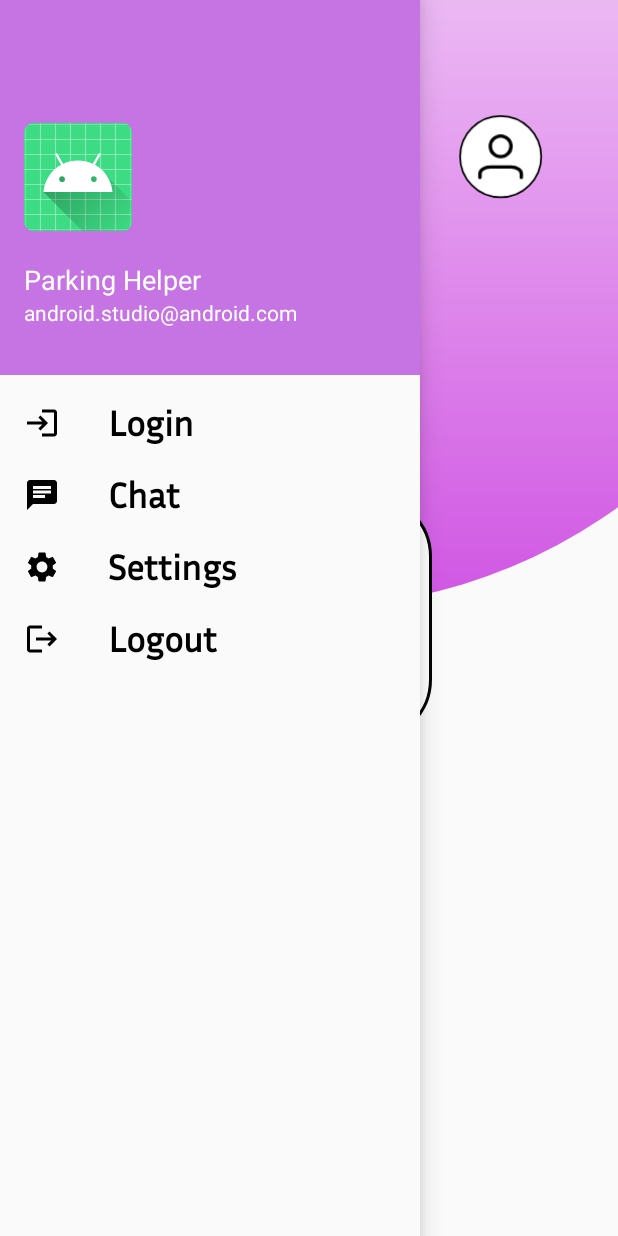
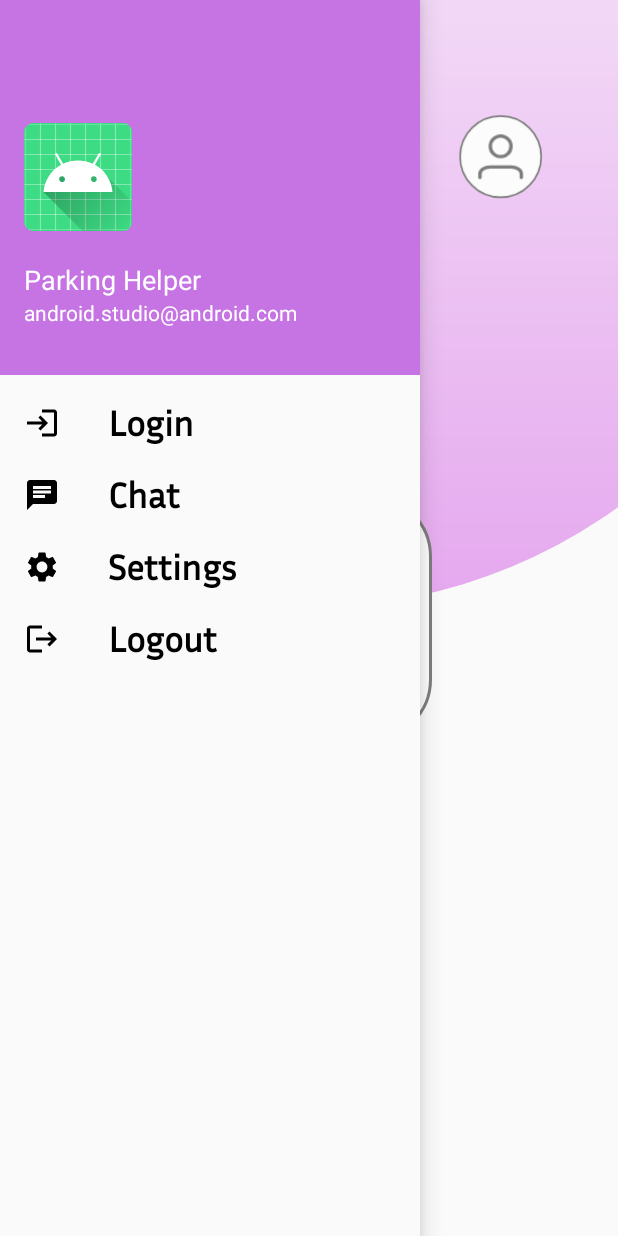
Before and after one commit to HarshAggarwal1/ParkingHelper, an Android app: the screen it shows after launch (MainActivity), after a tap on "Menu Icon Vector", on a phone screen of 412 x 824 dp. Run offline under Robolectric (Android 15) with nearby library versions, the phone set to English and light mode, and no system bars.

Commit message:
Commit: Added Many Files

```diff
--- a/app/src/main/java/com/project/parking_helper/CameraPage.java
+++ b/app/src/main/java/com/project/parking_helper/CameraPage.java
@@ -54,6 +54,7 @@ public class CameraPage extends AppCompatActivity{
     private final String[] permissions = {Manifest.permission.CAMERA, Manifest.permission.WRITE_EXTERNAL_STORAGE, Manifest.permission.READ_EXTERNAL_STORAGE};
     private final int requestCode = 1;
     private boolean permissionsGranted = true;
+    MainActivity mainActivity;
     @Override
     public void onRequestPermissionsResult(int requestCode, @NonNull String[] permissions, @NonNull int[] grantResults) {
         super.onRequestPermissionsResult(requestCode,permissions,grantResults);
@@ -99,11 +100,13 @@ public class CameraPage extends AppCompatActivity{
             finish();
         }
 
+        mainActivity = new MainActivity();
+
         CodeScannerView scannerView = findViewById(R.id.camera_preview);
         mCodeScanner = new CodeScanner(this, scannerView);
         mCodeScanner.setDecodeCallback(result -> {
             runOnUiThread(() -> {
-                Toast.makeText(CameraPage.this, result.getText(), Toast.LENGTH_SHORT).show();
+                mainActivity.setGeneratedCode(result.getText());
                 finish();
             });
         });
--- a/app/src/main/java/com/project/parking_helper/MainActivity.java
+++ b/app/src/main/java/com/project/parking_helper/MainActivity.java
@@ -2,6 +2,7 @@ package com.project.parking_helper;
 
 import android.app.Activity;
 import android.content.Intent;
+import android.content.res.ColorStateList;
 import android.graphics.Point;
 import android.os.Bundle;
 import android.view.View;
@@ -11,6 +12,7 @@ import android.widget.Toast;
 import androidx.annotation.NonNull;
 import androidx.appcompat.app.AppCompatActivity;
 import androidx.cardview.widget.CardView;
+import androidx.core.content.ContextCompat;
 import androidx.core.view.GravityCompat;
 import androidx.customview.widget.ViewDragHelper;
 import androidx.drawerlayout.widget.DrawerLayout;
@@ -19,15 +21,20 @@ import com.google.android.material.navigation.NavigationView;
 
 import java.lang.reflect.Field;
 
-public class MainActivity extends AppCompatActivity {
+public class MainActivity extends AppCompatActivity{
 
     ImageView userIcon, cameraIconImage, navigationMenu;
     MyDrawer drawerLayout;
+
+    private static String generatedCode = "";
+    private View layout;
+
 
     @Override
     protected void onCreate(Bundle savedInstanceState) {
         super.onCreate(savedInstanceState);
         setContentView(R.layout.activity_main);
+        layout = findViewById(R.id.mainLayout);
         drawerLayout = new MyDrawer();
 
         drawerLayout.setNavigationDrawer();
@@ -81,10 +88,16 @@ public class MainActivity extends AppCompatActivity {
         @Override
         public void onDrawerSlide(@NonNull View drawerView, float slideOffset) {
             if (slideOffset == 0) {
+                layout.setAlpha(1);
+                layout.setElevation(drawerView.getElevation() + 1);
+                userIcon.setElevation(drawerView.getElevation() + 1);
                 navigationMenu.setElevation(drawerView.getElevation() + 1);
                 cameraIconImage.setElevation(drawerView.getElevation() + 1);
             }
             else {
+                layout.setElevation(0);
+                layout.setAlpha(1 - slideOffset / 2);
+                userIcon.setElevation(0);
                 navigationMenu.setElevation(0);
                 cameraIconImage.setElevation(0);
             }
@@ -92,21 +105,79 @@ public class MainActivity extends AppCompatActivity {
 
         @Override
         public void onDrawerOpened(@NonNull View drawerView) {
+            layout.setAlpha(0.5f);
+            layout.setElevation(0);
+            userIcon.setElevation(0);
             navigationMenu.setElevation(0);
             cameraIconImage.setElevation(0);
         }
 
         @Override
         public void onDrawerClosed(@NonNull View drawerView) {
+            layout.setAlpha(1);
+            layout.setElevation(drawerView.getElevation() + 1);
+            userIcon.setElevation(drawerView.getElevation() + 1);
             navigationMenu.setElevation(drawerView.getElevation() + 1);
             cameraIconImage.setElevation(drawerView.getElevation() + 1);
 
         }
 
         @Override
-        public void onDrawerStateChanged(int newState) {
+        public void onDrawerStateChanged(int newState) {}
+    }
+
+    private String getGeneratedCode() {
+        return MainActivity.generatedCode;
+    }
+
+    public void setGeneratedCode(String generatedCode) {
+        MainActivity.generatedCode = generatedCode;
+    }
+
+    private void toastGeneratedCode() {
+        String message = getGeneratedCode();
+        if (message.equals("")) {
+            return;
+        }
+        Toast.makeText(getApplicationContext(), message, Toast.LENGTH_SHORT).show();
+    }
+
+    @Override
+    public void onBackPressed() {
+        if (drawerLayout.drawerLayout.isDrawerOpen(GravityCompat.START)) {
+            drawerLayout.drawerLayout.closeDrawers();
+        } else {
+            super.onBackPressed();
         }
     }
 
+    @Override
+    protected void onResume() {
+        super.onResume();
+        layout = findViewById(R.id.mainLayout);
+        layout.setAlpha(1);
+        if (!getGeneratedCode().equals("")) {
+            toastGeneratedCode();
+            setGeneratedCode("");
+        }
+        if (drawerLayout.drawerLayout.isDrawerOpen(GravityCompat.START)) {
+            drawerLayout.drawerLayout.closeDrawers();
+        }
+    }
 
+    @Override
+    protected void onDestroy() {
+        super.onDestroy();
+        if (drawerLayout.drawerLayout.isDrawerOpen(GravityCompat.START)) {
+            drawerLayout.drawerLayout.closeDrawers();
+        }
+    }
+
+    @Override
+    protected void onPause() {
+        super.onPause();
+        if (drawerLayout.drawerLayout.isDrawerOpen(GravityCompat.START)) {
+            drawerLayout.drawerLayout.closeDrawers();
+        }
+    }
 }
--- /dev/null
+++ b/app/src/main/res/drawable/drawer_shadow.xml
@@ -0,0 +1,4 @@
+<?xml version="1.0" encoding="utf-8"?>
+<shape android:shape="rectangle" xmlns:android="http://schemas.android.com/apk/res/android">
+    <solid android:color="#77000000"/>
+</shape>
--- a/app/src/main/res/layout/activity_main.xml
+++ b/app/src/main/res/layout/activity_main.xml
@@ -6,6 +6,12 @@
     android:layout_width="match_parent"
     android:layout_height="match_parent"
     tools:context=".MainActivity">
+
+    <androidx.constraintlayout.widget.ConstraintLayout
+        android:id="@+id/mainLayout"
+        android:elevation="22dp"
+        android:layout_width="match_parent"
+        android:layout_height="match_parent">
 
     <ImageView
         android:id="@+id/background_purple_gradient_circle"
@@ -68,11 +74,13 @@
             android:layout_gravity="center"
             android:contentDescription="@string/camera_icon_description"
             android:src="@drawable/camera_icon" />
+    </androidx.constraintlayout.widget.ConstraintLayout>
 
     <androidx.drawerlayout.widget.DrawerLayout
         android:layout_width="match_parent"
         android:layout_height="match_parent"
         android:id="@+id/mainDrawerLayout"
+
         app:layout_constraintStart_toStartOf="parent">
         <com.google.android.material.navigation.NavigationView
             android:id="@+id/mainNavMenu"
--- a/app/src/main/res/values/colors.xml
+++ b/app/src/main/res/values/colors.xml
@@ -10,4 +10,5 @@
     <color name="light_grey_transparent">#55CCCCCC</color>
     <color name="button_bg_purple">#FFC673E3</color>
     <color name="light_grey">#55CCCCCC</color>
+    <color name="drawer_scrim">#77000000</color>
 </resources>
```
